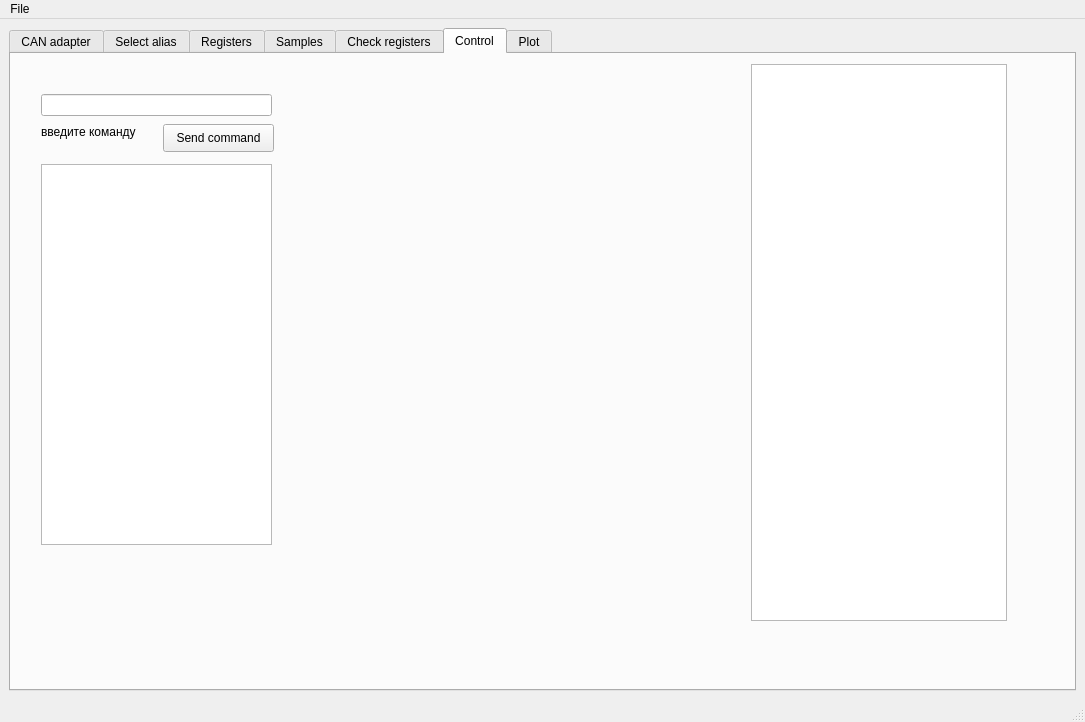
First picture: the form in mainwindow.ui, repository totktobroditvokrug/EL205-QT, before the edit.
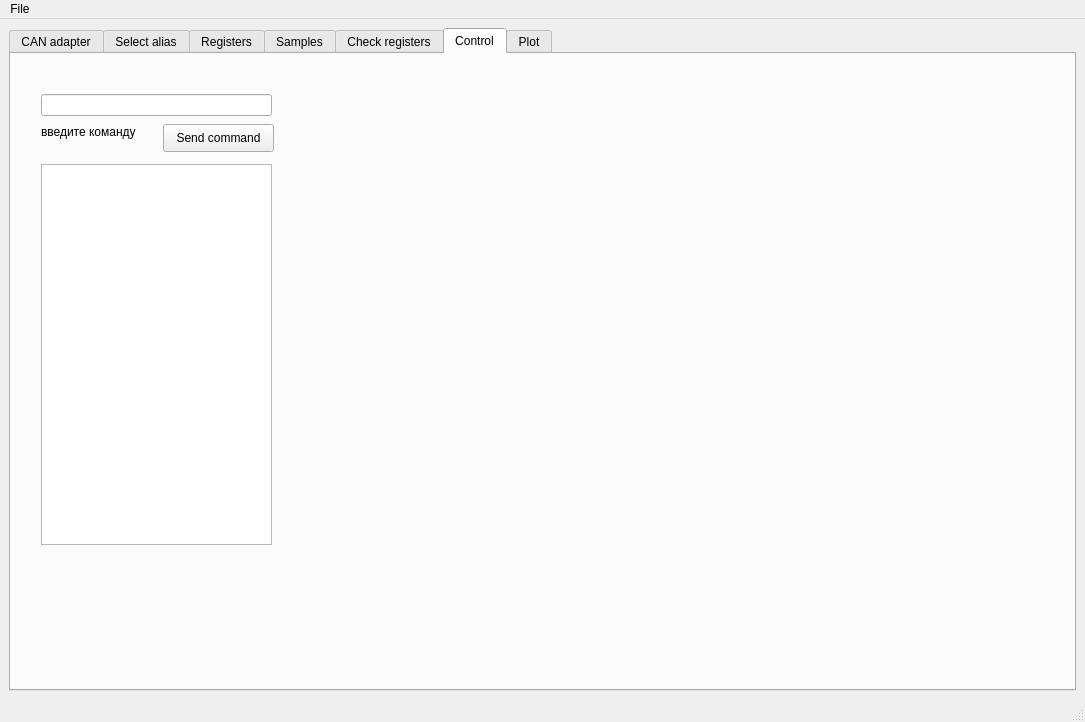
Second picture: the form after the edit. The open tabs and pages were chosen to show the change. Custom widgets are drawn as their Qt base class.

```diff
--- a/mainwindow.ui
+++ b/mainwindow.ui
@@ -1283,22 +1283,6 @@
          <string>Send command</string>
         </property>
        </widget>
-       <widget class="QTextEdit" name="textEdit_dataPlot">
-        <property name="geometry">
-         <rect>
-          <x>740</x>
-          <y>10</y>
-          <width>256</width>
-          <height>557</height>
-         </rect>
-        </property>
-        <property name="sizePolicy">
-         <sizepolicy hsizetype="Minimum" vsizetype="Expanding">
-          <horstretch>0</horstretch>
-          <verstretch>0</verstretch>
-         </sizepolicy>
-        </property>
-       </widget>
       </widget>
       <widget class="QWidget" name="tab_4">
        <attribute name="title">
```
